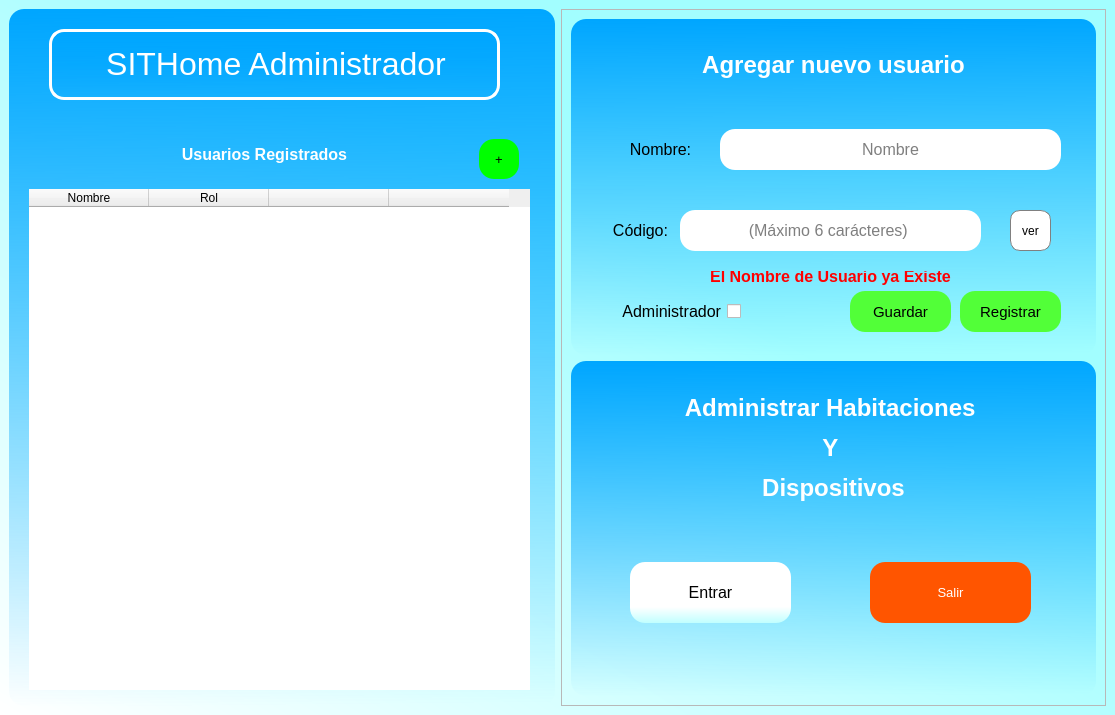
Geo18G/SITHome, file interfaces/SITHome_LoginAdmin.ui: the form before one commit.
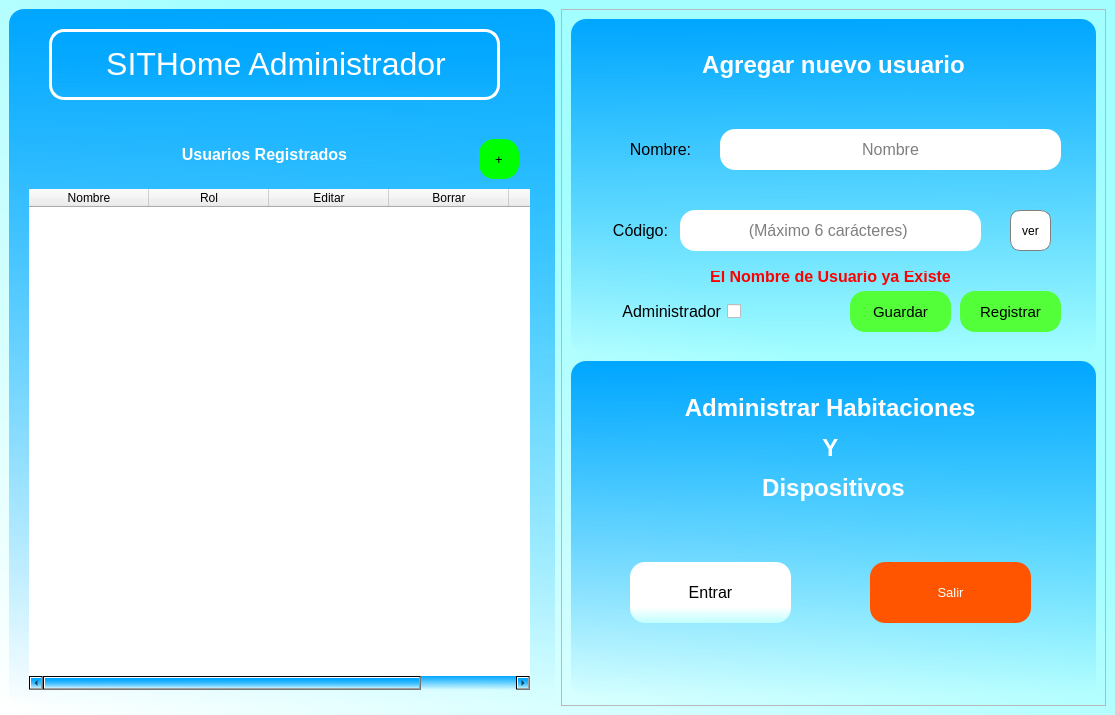
The form after the commit.

What changed in the file:
```diff
--- a/interfaces/SITHome_LoginAdmin.ui
+++ b/interfaces/SITHome_LoginAdmin.ui
@@ -117,7 +117,12 @@
        </column>
        <column>
         <property name="text">
-         <string/>
+         <string>Editar</string>
+        </property>
+       </column>
+       <column>
+        <property name="text">
+         <string>Borrar</string>
         </property>
        </column>
        <column>
```
